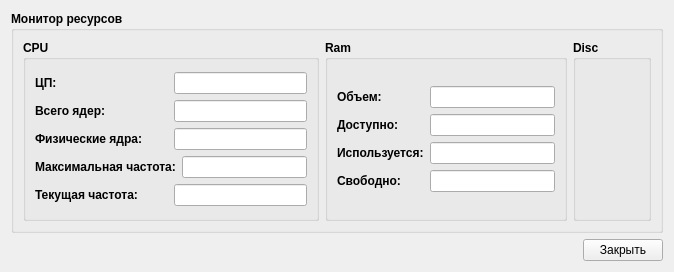
This is мое_Зачетное_Задание/ui/ui_my_task_manager_cildResourceMonitor2.ui in Mer0ll/new_Qt_project as Qt 5 draws it before an edit. The edited form follows.
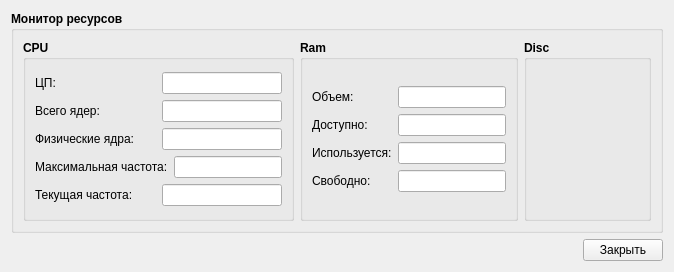
This is the edited form.

```diff
--- a/мое_Зачетное_Задание/ui/ui_my_task_manager_cildResourceMonitor2.ui
+++ b/мое_Зачетное_Задание/ui/ui_my_task_manager_cildResourceMonitor2.ui
@@ -57,6 +57,12 @@
                 <layout class="QHBoxLayout" name="horizontalLayout_4">
                  <item>
                   <widget class="QLabel" name="label_4">
+                   <property name="font">
+                    <font>
+                     <pointsize>9</pointsize>
+                     <bold>false</bold>
+                    </font>
+                   </property>
                    <property name="text">
                     <string>ЦП:</string>
                    </property>
@@ -70,6 +76,12 @@
                      <verstretch>0</verstretch>
                     </sizepolicy>
                    </property>
+                   <property name="font">
+                    <font>
+                     <pointsize>9</pointsize>
+                     <bold>false</bold>
+                    </font>
+                   </property>
                   </widget>
                  </item>
                 </layout>
@@ -78,6 +90,12 @@
                 <layout class="QHBoxLayout" name="horizontalLayout_2">
                  <item>
                   <widget class="QLabel" name="label">
+                   <property name="font">
+                    <font>
+                     <pointsize>9</pointsize>
+                     <bold>false</bold>
+                    </font>
+                   </property>
                    <property name="text">
                     <string>Всего ядер:</string>
                    </property>
@@ -91,6 +109,12 @@
                      <verstretch>0</verstretch>
                     </sizepolicy>
                    </property>
+                   <property name="font">
+                    <font>
+                     <pointsize>9</pointsize>
+                     <bold>false</bold>
+                    </font>
+                   </property>
                   </widget>
                  </item>
                 </layout>
@@ -99,6 +123,12 @@
                 <layout class="QHBoxLayout" name="horizontalLayout_3">
                  <item>
                   <widget class="QLabel" name="label_2">
+                   <property name="font">
+                    <font>
+                     <pointsize>9</pointsize>
+                     <bold>false</bold>
+                    </font>
+                   </property>
                    <property name="text">
                     <string>Физические ядра:</string>
                    </property>
@@ -112,6 +142,12 @@
                      <verstretch>0</verstretch>
                     </sizepolicy>
                    </property>
+                   <property name="font">
+                    <font>
+                     <pointsize>9</pointsize>
+                     <bold>false</bold>
+                    </font>
+                   </property>
                   </widget>
                  </item>
                 </layout>
@@ -120,6 +156,12 @@
                 <layout class="QHBoxLayout" name="horizontalLayout_5">
                  <item>
                   <widget class="QLabel" name="label_3">
+                   <property name="font">
+                    <font>
+                     <pointsize>9</pointsize>
+                     <bold>false</bold>
+                    </font>
+                   </property>
                    <property name="text">
                     <string>Максимальная частота:</string>
                    </property>
@@ -133,6 +175,12 @@
                      <verstretch>0</verstretch>
                     </sizepolicy>
                    </property>
+                   <property name="font">
+                    <font>
+                     <pointsize>9</pointsize>
+                     <bold>false</bold>
+                    </font>
+                   </property>
                   </widget>
                  </item>
                 </layout>
@@ -141,6 +189,12 @@
                 <layout class="QHBoxLayout" name="horizontalLayout_6">
                  <item>
                   <widget class="QLabel" name="label_5">
+                   <property name="font">
+                    <font>
+                     <pointsize>9</pointsize>
+                     <bold>false</bold>
+                    </font>
+                   </property>
                    <property name="text">
                     <string>Текущая частота:</string>
                    </property>
@@ -154,6 +208,12 @@
                      <verstretch>0</verstretch>
                     </sizepolicy>
                    </property>
+                   <property name="font">
+                    <font>
+                     <pointsize>9</pointsize>
+                     <bold>false</bold>
+                    </font>
+                   </property>
                   </widget>
                  </item>
                 </layout>
@@ -175,6 +235,12 @@
                 <layout class="QHBoxLayout" name="horizontalLayout_7">
                  <item>
                   <widget class="QLabel" name="label_6">
+                   <property name="font">
+                    <font>
+                     <pointsize>9</pointsize>
+                     <bold>false</bold>
+                    </font>
+                   </property>
                    <property name="text">
                     <string>Объем:</string>
                    </property>
@@ -188,6 +254,12 @@
                      <verstretch>0</verstretch>
                     </sizepolicy>
                    </property>
+                   <property name="font">
+                    <font>
+                     <pointsize>9</pointsize>
+                     <bold>false</bold>
+                    </font>
+                   </property>
                   </widget>
                  </item>
                 </layout>
@@ -196,6 +268,12 @@
                 <layout class="QHBoxLayout" name="horizontalLayout_9">
                  <item>
                   <widget class="QLabel" name="label_8">
+                   <property name="font">
+                    <font>
+                     <pointsize>9</pointsize>
+                     <bold>false</bold>
+                    </font>
+                   </property>
                    <property name="text">
                     <string>Доступно:</string>
                    </property>
@@ -209,6 +287,12 @@
                      <verstretch>0</verstretch>
                     </sizepolicy>
                    </property>
+                   <property name="font">
+                    <font>
+                     <pointsize>9</pointsize>
+                     <bold>false</bold>
+                    </font>
+                   </property>
                   </widget>
                  </item>
                 </layout>
@@ -217,6 +301,12 @@
                 <layout class="QHBoxLayout" name="horizontalLayout_8">
                  <item>
                   <widget class="QLabel" name="label_7">
+                   <property name="font">
+                    <font>
+                     <pointsize>9</pointsize>
+                     <bold>false</bold>
+                    </font>
+                   </property>
                    <property name="text">
                     <string>Используется:</string>
                    </property>
@@ -230,6 +320,12 @@
                      <verstretch>0</verstretch>
                     </sizepolicy>
                    </property>
+                   <property name="font">
+                    <font>
+                     <pointsize>9</pointsize>
+                     <bold>false</bold>
+                    </font>
+                   </property>
                   </widget>
                  </item>
                 </layout>
@@ -238,6 +334,12 @@
                 <layout class="QHBoxLayout" name="horizontalLayout_10">
                  <item>
                   <widget class="QLabel" name="label_9">
+                   <property name="font">
+                    <font>
+                     <pointsize>9</pointsize>
+                     <bold>false</bold>
+                    </font>
+                   </property>
                    <property name="text">
                     <string>Свободно:</string>
                    </property>
@@ -251,6 +353,12 @@
                      <verstretch>0</verstretch>
                     </sizepolicy>
                    </property>
+                   <property name="font">
+                    <font>
+                     <pointsize>9</pointsize>
+                     <bold>false</bold>
+                    </font>
+                   </property>
                   </widget>
                  </item>
                 </layout>
```
